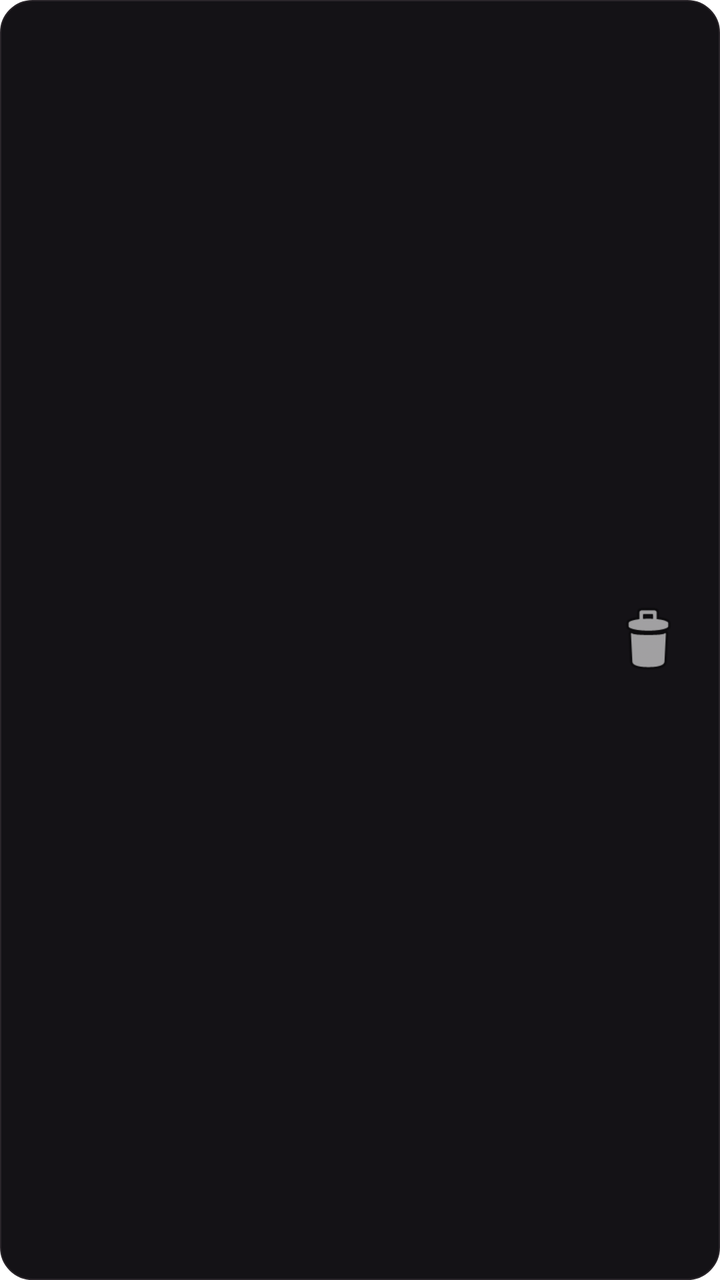
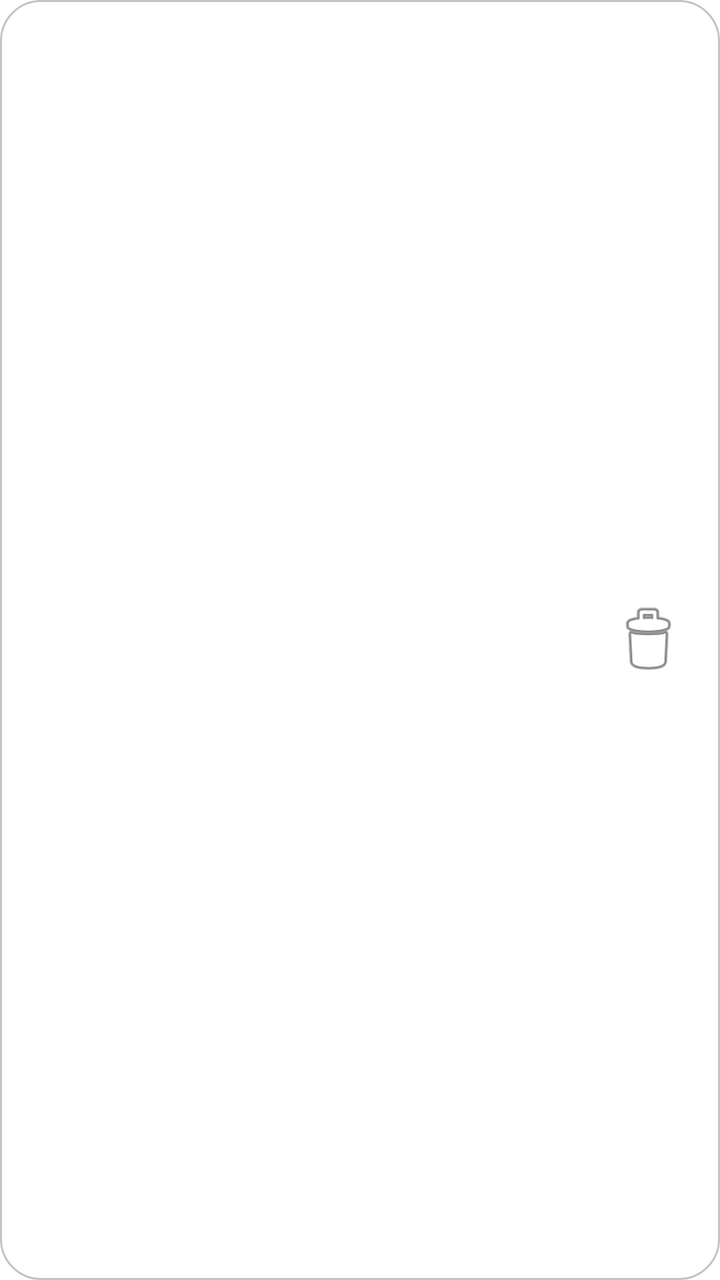

Two renders of the same Android screen: before a commit and after it. Below are the layout's source before the change and the commit's diff.
<!-- AndroidManifest.xml: application theme Theme.App.Starting -->
<!-- res/layout/item_game.xml -->
<?xml version="1.0" encoding="utf-8"?>
<LinearLayout xmlns:android="http://schemas.android.com/apk/res/android"
    android:id="@+id/gameCard"
    android:layout_width="match_parent"
    android:layout_height="wrap_content"
    android:background="@drawable/glass_card"
    android:padding="16dp"
    android:layout_marginBottom="12dp"
    android:gravity="center_vertical">
    
    <ImageView
        android:id="@+id/gameIcon"
        android:layout_width="48dp"
        android:layout_height="48dp"
        android:src="@android:drawable/sym_def_app_icon"/>
    
    <TextView
        android:id="@+id/gameName"
        android:layout_width="0dp"
        android:layout_height="wrap_content"
        android:layout_weight="1"
        android:textColor="#e2c2cf"
        android:textSize="16sp"
        android:layout_marginStart="16dp"
        android:layout_marginEnd="16dp"/>
    
    <ImageButton
        android:id="@+id/btnRemove"
        android:layout_width="40dp"
        android:layout_height="40dp"
        android:src="@android:drawable/ic_menu_delete"
        android:background="?attr/selectableItemBackgroundBorderless"
        android:contentDescription="移除"
        android:importantForAccessibility="yes"/>
</LinearLayout>
<!-- resources referenced by this layout -->
<resources>
  <!-- drawable glass_card (drawable) -->
  <?xml version="1.0" encoding="utf-8"?>
  <shape xmlns:android="http://schemas.android.com/apk/res/android">
      <solid android:color="#141216"/>
      <corners android:radius="16dp"/>
      <stroke android:width="0.5dp" android:color="#2a252a"/>
  </shape>
  <style name="Theme.App.Starting" parent="Theme.SplashScreen">
           <item name="windowSplashScreenBackground">#0c0c10</item>
           <item name="windowSplashScreenAnimatedIcon">@drawable/ic_splash_logo</item>
          <item name="windowSplashScreenIconBackgroundColor">#C2385C</item>
           <item name="postSplashScreenTheme">@style/AppTheme</item>
       </style>
  <!-- drawable ic_splash_logo (drawable) -->
  <?xml version="1.0" encoding="utf-8"?>
  <vector xmlns:android="http://schemas.android.com/apk/res/android"
      android:width="192dp"
      android:height="192dp"
      android:viewportWidth="192"
      android:viewportHeight="192">
      <path
          android:fillColor="#00000000"
          android:strokeColor="#33FFFFFF"
          android:strokeWidth="6"
          android:pathData="M96,96m-88,0a88,88 0,1 1,176 0a88,88 0,1 1,-176 0" />
      <path
          android:fillColor="#FFFFFFFF"
          android:pathData="M96,64 C88,52 72,46 60,54 C44,64 42,86 54,102 C64,116 82,128 96,138 C110,128 128,116 138,102 C150,86 148,64 132,54 C120,46 104,52 96,64 Z"
          android:scaleX="0.62"
          android:scaleY="0.62"
          android:pivotX="96"
          android:pivotY="96" />
      <path
          android:fillColor="#00000000"
          android:strokeColor="#FF3B5B"
          android:strokeWidth="5.5"
          android:strokeLineCap="round"
          android:strokeLineJoin="round"
          android:pathData="M62,100 L82,100 L90,84 L100,118 L110,96 L118,100 L134,100" />
  </vector>
  <style name="AppTheme" parent="Theme.MaterialComponents.DayNight.NoActionBar">
          <item name="android:windowBackground">@color/splash_bg</item>
          <item name="android:statusBarColor">@android:color/transparent</item>
          <item name="android:navigationBarColor">@android:color/transparent</item>
      </style>
  <color name="splash_bg">#0c0c10</color>
</resources>

<!-- the commit's change to res/layout/item_game.xml (unified diff, before → after) -->
@@ -19,7 +19,7 @@
         android:layout_width="0dp"
         android:layout_height="wrap_content"
         android:layout_weight="1"
-        android:textColor="#e2c2cf"
+        android:textColor="@color/label"
         android:textSize="16sp"
         android:layout_marginStart="16dp"
         android:layout_marginEnd="16dp"/>
<!-- resource entries referenced after the edit -->
@@ -1,18 +1,20 @@
 <!-- resources referenced by this layout -->
 <resources>
+  <color name="label">#1C1C1E</color>
   <!-- drawable glass_card (drawable) -->
   <?xml version="1.0" encoding="utf-8"?>
   <shape xmlns:android="http://schemas.android.com/apk/res/android">
-      <solid android:color="#141216"/>
-      <corners android:radius="16dp"/>
-      <stroke android:width="0.5dp" android:color="#2a252a"/>
+      <solid android:color="@color/card"/>
+      <corners android:radius="20dp"/>
+      <stroke android:width="1dp" android:color="@color/separator"/>
   </shape>
   <style name="Theme.App.Starting" parent="Theme.SplashScreen">
-           <item name="windowSplashScreenBackground">#0c0c10</item>
-           <item name="windowSplashScreenAnimatedIcon">@drawable/ic_splash_logo</item>
-          <item name="windowSplashScreenIconBackgroundColor">#C2385C</item>
-           <item name="postSplashScreenTheme">@style/AppTheme</item>
-       </style>
+          <item name="windowSplashScreenBackground">@color/splash_bg</item>
+          <item name="windowSplashScreenAnimatedIcon">@drawable/ic_splash_logo</item>
+          <item name="postSplashScreenTheme">@style/AppTheme</item>
+      </style>
+  <color name="card">#FFFFFF</color>
+  <color name="separator">#3C000000</color>
   <!-- drawable ic_splash_logo (drawable) -->
   <?xml version="1.0" encoding="utf-8"?>
   <vector xmlns:android="http://schemas.android.com/apk/res/android"
@@ -40,11 +42,24 @@
           android:strokeLineJoin="round"
           android:pathData="M62,100 L82,100 L90,84 L100,118 L110,96 L118,100 L134,100" />
   </vector>
-  <style name="AppTheme" parent="Theme.MaterialComponents.DayNight.NoActionBar">
-          <item name="android:windowBackground">@color/splash_bg</item>
+  <style name="AppTheme" parent="Theme.Material3.DayNight.NoActionBar">
+          <item name="colorPrimary">@color/accent</item>
+          <item name="colorOnPrimary">@color/on_accent</item>
+          <item name="colorSurface">@color/card</item>
+          <item name="colorOnSurface">@color/label</item>
+          <item name="colorOnSurfaceVariant">@color/label_secondary</item>
+          <item name="colorOutline">@color/separator</item>
+          <item name="android:windowBackground">@color/bg</item>
           <item name="android:statusBarColor">@android:color/transparent</item>
           <item name="android:navigationBarColor">@android:color/transparent</item>
+          <item name="android:windowLightStatusBar">true</item>
+          <item name="android:windowLightNavigationBar">true</item>
+          <item name="android:fontFamily">sans-serif</item>
       </style>
-  <color name="splash_bg">#0c0c10</color>
+  <color name="accent">#FF375F</color>
+  <color name="on_accent">#FFFFFF</color>
+  <color name="label_secondary">#636366</color>
+  <color name="bg">#F2F2F7</color>
+  <color name="splash_bg">#F2F2F7</color>
 </resources>
 
